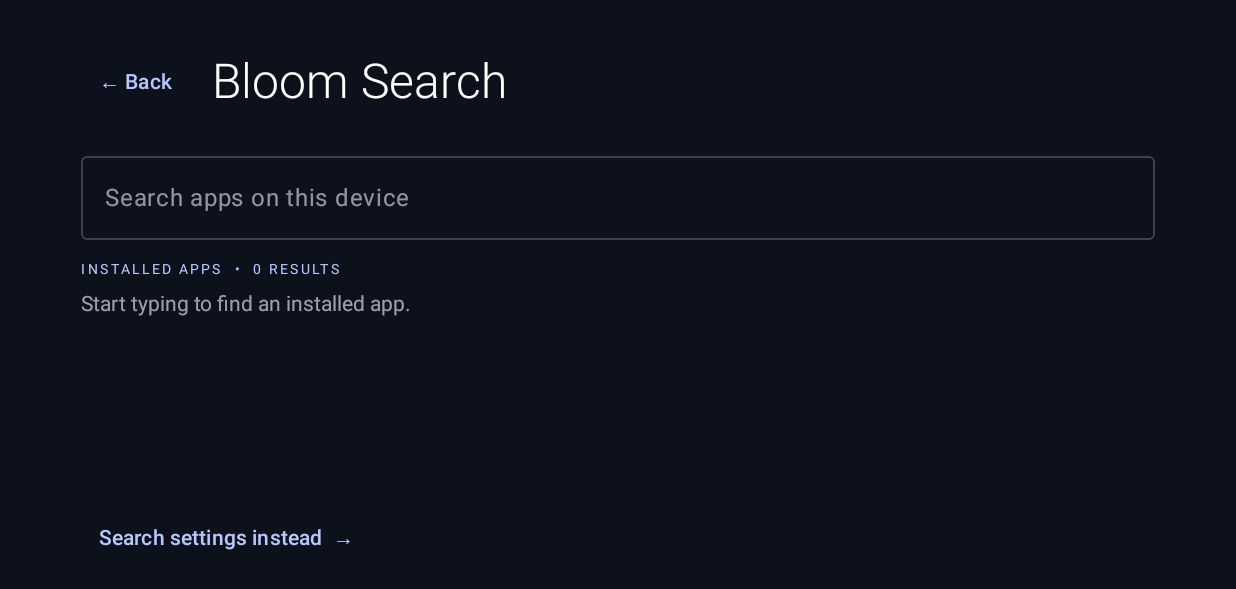
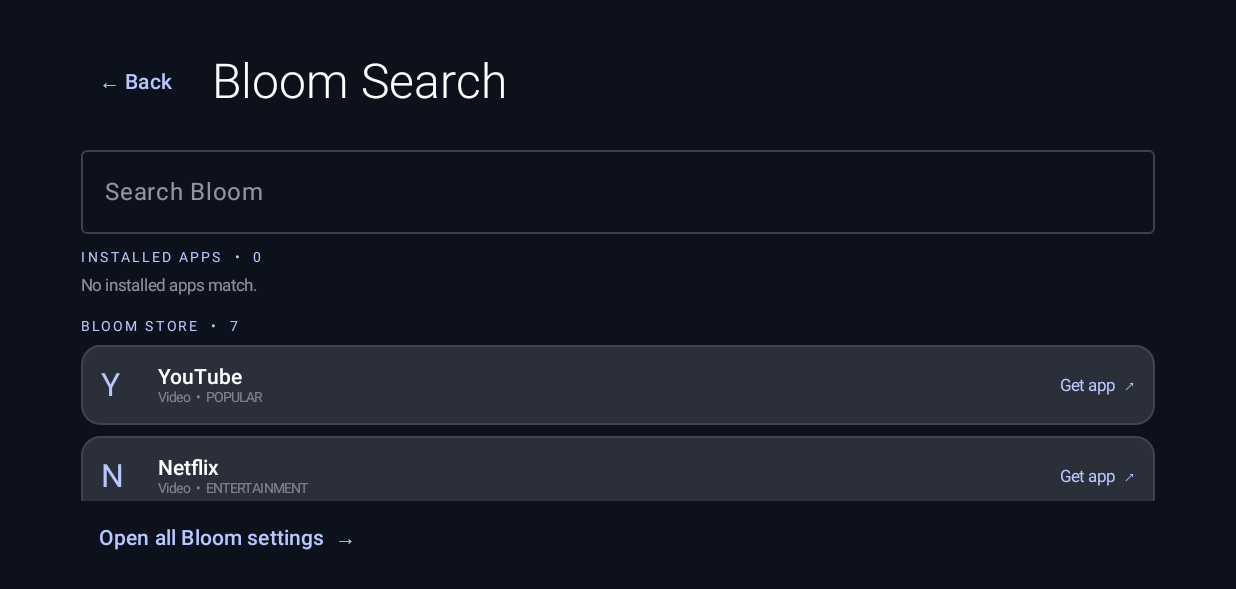
Before and after one commit to projectosdev/bloom-tv-os, an Android app built with Jetpack Compose: the composable BloomSearchScreen called with empty values, after a tap on "← Back", on a phone screen of 824 x 412 dp (held sideways). Shown: the top 589 px of the screen. Run offline under Robolectric (Android 15) with nearby library versions, the phone set to English and light mode, and no system bars.

Commit message:
Expand Bloom Search across installed apps, Store and device settings

```diff
--- a/app/src/main/java/dev/projectos/bloom/MainActivity.kt
+++ b/app/src/main/java/dev/projectos/bloom/MainActivity.kt
@@ -1453,33 +1453,57 @@ private fun QuickToggleCard(title: String, subtitle: String, checked: Boolean, o
 
 @Composable
 private fun BloomSearchScreen(apps: List<TvApp>, onBack: () -> Unit, onLaunch: (TvApp) -> Unit, onSettings: () -> Unit) {
+    val context = LocalContext.current
     var query by remember { mutableStateOf("") }
     val matches = remember(apps, query) { apps.filter { it.title.contains(query, ignoreCase = true) || it.packageName.contains(query, ignoreCase = true) } }
+    val storeMatches = remember(query) { bloomStoreApps.filter { query.isBlank() || it.name.contains(query, ignoreCase = true) || it.category.contains(query, ignoreCase = true) || it.description.contains(query, ignoreCase = true) } }
     Column(Modifier.fillMaxSize().background(Color(0xF8070B16)).padding(horizontal = 54.dp, vertical = 30.dp)) {
         Row(verticalAlignment = Alignment.CenterVertically) {
             TextButton(onClick = onBack) { Text("← Back", color = BloomAccent.value) }
             Spacer(Modifier.width(14.dp))
             Text("Bloom Search", color = Color.White, fontSize = 32.sp, fontWeight = FontWeight.Light)
         }
-        Spacer(Modifier.height(18.dp))
-        OutlinedTextField(value = query, onValueChange = { query = it.take(60) }, modifier = Modifier.fillMaxWidth(), singleLine = true, label = { Text("Search apps on this device") }, placeholder = { Text("Try Netflix, Spotify or ChatGPT") }, colors = OutlinedTextFieldDefaults.colors(focusedTextColor = Color.White, unfocusedTextColor = Color.White, focusedBorderColor = BloomAccent.value, unfocusedBorderColor = Color.White.copy(alpha = 0.2f), focusedLabelColor = BloomAccent.value, unfocusedLabelColor = Ink.copy(alpha = 0.6f), cursorColor = BloomAccent.value))
         Spacer(Modifier.height(14.dp))
-        Text("INSTALLED APPS  •  ${matches.size} RESULTS", color = BloomAccent.value, fontSize = 9.sp, letterSpacing = 2.sp)
+        OutlinedTextField(value = query, onValueChange = { query = it.take(60) }, modifier = Modifier.fillMaxWidth(), singleLine = true, label = { Text("Search Bloom") }, placeholder = { Text("Installed apps, Store apps or categories") }, colors = OutlinedTextFieldDefaults.colors(focusedTextColor = Color.White, unfocusedTextColor = Color.White, focusedBorderColor = BloomAccent.value, unfocusedBorderColor = Color.White.copy(alpha = 0.2f), focusedLabelColor = BloomAccent.value, unfocusedLabelColor = Ink.copy(alpha = 0.6f), cursorColor = BloomAccent.value))
         Spacer(Modifier.height(10.dp))
-        if (matches.isEmpty()) Text(if (query.isBlank()) "Start typing to find an installed app." else "No installed apps match that search.", color = Ink.copy(alpha = 0.65f))
-        else LazyColumn(verticalArrangement = Arrangement.spacedBy(8.dp)) {
+        LazyColumn(Modifier.weight(1f), verticalArrangement = Arrangement.spacedBy(7.dp)) {
+            item { Text("INSTALLED APPS  •  ${matches.size}", color = BloomAccent.value, fontSize = 9.sp, letterSpacing = 2.sp) }
+            if (matches.isEmpty()) item { Text("No installed apps match.", color = Ink.copy(alpha = 0.58f), fontSize = 11.sp) }
             items(matches) { app ->
-                Surface(onClick = { onLaunch(app) }, modifier = Modifier.fillMaxWidth(), color = Glass, shape = RoundedCornerShape(15.dp), border = BorderStroke(1.dp, Color.White.copy(alpha = 0.1f))) {
-                    Row(Modifier.padding(16.dp), verticalAlignment = Alignment.CenterVertically) {
-                        Text(app.title.take(1).uppercase(), color = BloomAccent.value, fontSize = 22.sp, modifier = Modifier.width(40.dp))
-                        Column(Modifier.weight(1f)) { Text(app.title, color = Color.White, fontWeight = FontWeight.SemiBold); Text(app.packageName, color = Ink.copy(alpha = 0.45f), fontSize = 10.sp) }
-                        Text("Open  ›", color = BloomAccent.value, fontSize = 12.sp)
-                    }
-                }
-            }
-        }
-        Spacer(Modifier.weight(1f))
-        TextButton(onClick = onSettings) { Text("Search settings instead  →", color = BloomAccent.value) }
+                Surface(onClick = { onLaunch(app) }, modifier = Modifier.fillMaxWidth(), color = Glass, shape = RoundedCornerShape(13.dp), border = BorderStroke(1.dp, Color.White.copy(alpha = 0.1f))) {
+                    Row(Modifier.padding(13.dp), verticalAlignment = Alignment.CenterVertically) {
+                        Text(app.title.take(1).uppercase(), color = BloomAccent.value, fontSize = 21.sp, modifier = Modifier.width(38.dp))
+                        Column(Modifier.weight(1f)) { Text(app.title, color = Color.White, fontWeight = FontWeight.SemiBold); Text(app.packageName, color = Ink.copy(alpha = 0.45f), fontSize = 9.sp) }
+                        Text("Open  ›", color = BloomAccent.value, fontSize = 11.sp)
+                    }
+                }
+            }
+            item { Spacer(Modifier.height(8.dp)); Text("BLOOM STORE  •  ${storeMatches.size}", color = BloomAccent.value, fontSize = 9.sp, letterSpacing = 2.sp) }
+            items(storeMatches) { app ->
+                Surface(onClick = {
+                    val market = Intent(Intent.ACTION_VIEW, Uri.parse("market://details?id=${app.packageName}"))
+                    val web = Intent(Intent.ACTION_VIEW, Uri.parse("https://play.google.com/store/details?id=${app.packageName}"))
+                    runCatching { if (market.resolveActivity(context.packageManager) != null) context.startActivity(market) else context.startActivity(web) }
+                }, modifier = Modifier.fillMaxWidth(), color = Glass, shape = RoundedCornerShape(13.dp), border = BorderStroke(1.dp, Color.White.copy(alpha = 0.1f))) {
+                    Row(Modifier.padding(13.dp), verticalAlignment = Alignment.CenterVertically) {
+                        Text(app.name.take(1).uppercase(), color = BloomAccent.value, fontSize = 21.sp, modifier = Modifier.width(38.dp))
+                        Column(Modifier.weight(1f)) { Text(app.name, color = Color.White, fontWeight = FontWeight.SemiBold); Text(app.category + "  •  " + app.badge, color = Ink.copy(alpha = 0.45f), fontSize = 9.sp) }
+                        Text("Get app  ↗", color = BloomAccent.value, fontSize = 11.sp)
+                    }
+                }
+            }
+            item {
+                Spacer(Modifier.height(8.dp))
+                Text("DEVICE SETTINGS", color = BloomAccent.value, fontSize = 9.sp, letterSpacing = 2.sp)
+                Row(Modifier.fillMaxWidth(), horizontalArrangement = Arrangement.spacedBy(7.dp)) {
+                    SystemSettingButton("Wi-Fi", Modifier.weight(1f)) { context.startActivity(Intent(android.provider.Settings.ACTION_WIFI_SETTINGS).addFlags(Intent.FLAG_ACTIVITY_NEW_TASK)) }
+                    SystemSettingButton("Bluetooth", Modifier.weight(1f)) { context.startActivity(Intent(android.provider.Settings.ACTION_BLUETOOTH_SETTINGS).addFlags(Intent.FLAG_ACTIVITY_NEW_TASK)) }
+                    SystemSettingButton("Display", Modifier.weight(1f)) { context.startActivity(Intent(android.provider.Settings.ACTION_DISPLAY_SETTINGS).addFlags(Intent.FLAG_ACTIVITY_NEW_TASK)) }
+                    SystemSettingButton("Sound", Modifier.weight(1f)) { context.startActivity(Intent(android.provider.Settings.ACTION_SOUND_SETTINGS).addFlags(Intent.FLAG_ACTIVITY_NEW_TASK)) }
+                }
+            }
+        }
+        TextButton(onClick = onSettings) { Text("Open all Bloom settings  →", color = BloomAccent.value) }
     }
 }
 
```
